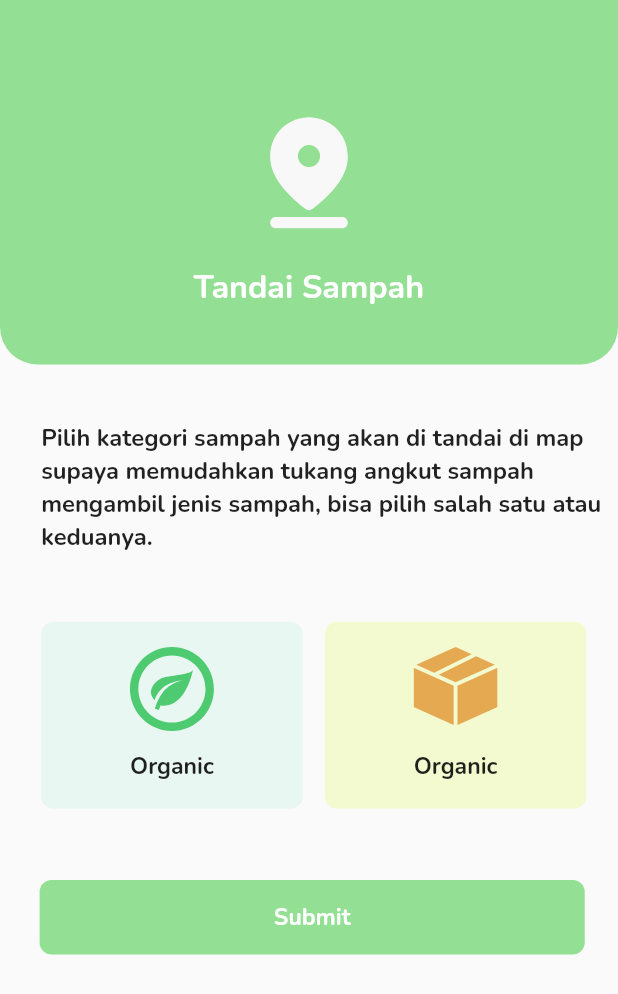
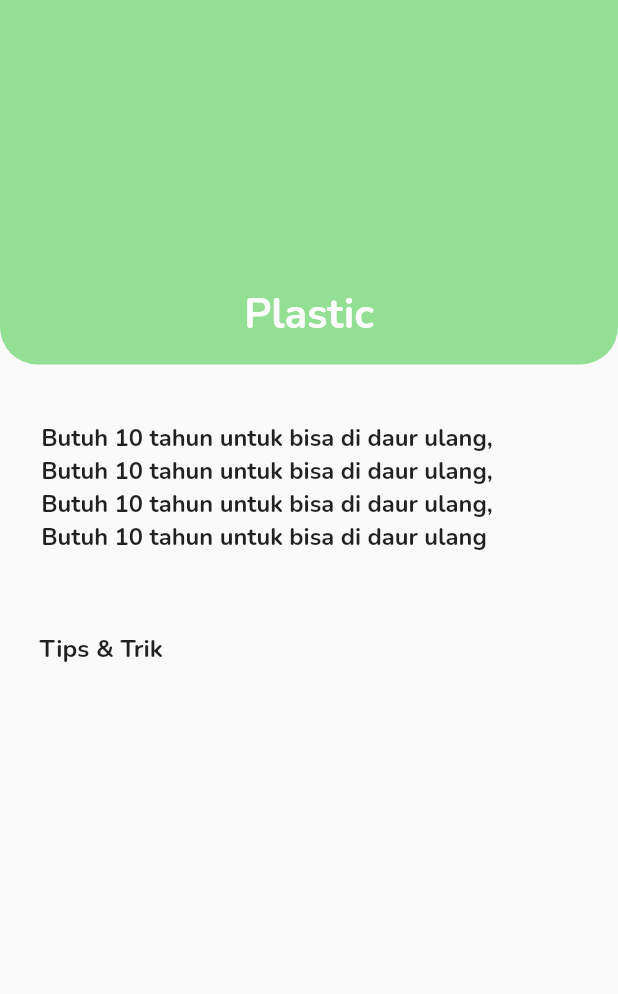
Before and after one commit to PC-Bumigora-22/gogreen, a Flutter app: the screen it shows after launch, on a phone screen of 412 x 824 dp. Shown: the top 994 px of the screen. Run offline on Flutter 3.47's test engine with Material 2 defaults, Android fonts, the phone set to English and light mode, and no system bars; our stand-ins replace flutter_svg, google_fonts.

Commit message:
feat:add detail items screen

```diff
--- a/lib/main.dart
+++ b/lib/main.dart
@@ -1,6 +1,7 @@
 import 'package:flutter/material.dart';
 import 'package:go_green/screens/auth.dart';
 import 'package:go_green/screens/camera.dart';
+import 'package:go_green/screens/detail_items.dart';
 import 'package:go_green/screens/detail_marker.dart';
 import 'package:go_green/screens/detail_recycle.dart';
 import 'package:go_green/screens/map/map.dart';
@@ -23,7 +24,7 @@ class MyApp extends StatelessWidget {
       theme: ThemeData(
         primarySwatch: Colors.blue,
       ),
-      home: const DetailMarkerGoGreen(),
+      home: const DetailItemsGoGreen(),
     );
   }
 }
--- /dev/null
+++ b/lib/screens/detail_items.dart
@@ -0,0 +1,58 @@
+import 'package:flutter/material.dart';
+import 'package:flutter_svg/flutter_svg.dart';
+import 'package:google_fonts/google_fonts.dart';
+
+class DetailItemsGoGreen extends StatelessWidget {
+  const DetailItemsGoGreen({super.key});
+
+  @override
+  Widget build(BuildContext context) {
+    double baseWidth = 390;
+    double fem = MediaQuery.of(context).size.width / baseWidth;
+    double ffem = fem * 0.97;
+    return Scaffold(
+      // appBar: ,
+      body: Column(
+        crossAxisAlignment: CrossAxisAlignment.start,
+        children: [
+          Container(
+            height: 230 * fem,
+            decoration: BoxDecoration(
+                color: Color(0xFF93DF93),
+                borderRadius: BorderRadius.only(
+                    bottomLeft: Radius.circular(25),
+                    bottomRight: Radius.circular(25))),
+            child: Center(
+              child: Container(
+                margin: EdgeInsets.only(top: 167 * fem),
+                child: Text(
+                  'Plastic',
+                  style: GoogleFonts.nunito(
+                      fontSize: 27 * ffem,
+                      fontWeight: FontWeight.bold,
+                      color: Colors.white),
+                ),
+              ),
+            ),
+          ),
+          Container(
+            margin: EdgeInsets.only(left: 26 * fem, top: 36 * fem),
+            child: Text(
+              'Butuh 10 tahun untuk bisa di daur ulang,\nButuh 10 tahun untuk bisa di daur ulang,\nButuh 10 tahun untuk bisa di daur ulang,\nButuh 10 tahun untuk bisa di daur ulang',
+              style: GoogleFonts.nunito(
+                  fontSize: 15 * fem, fontWeight: FontWeight.bold),
+            ),
+          ),
+          Container(
+            margin: EdgeInsets.only(top: 49 * fem, left: 25 * fem),
+            child: Text(
+              'Tips & Trik',
+              style: GoogleFonts.nunito(
+                  fontSize: 16 * ffem, fontWeight: FontWeight.bold),
+            ),
+          )
+        ],
+      ),
+    );
+  }
+}
```
